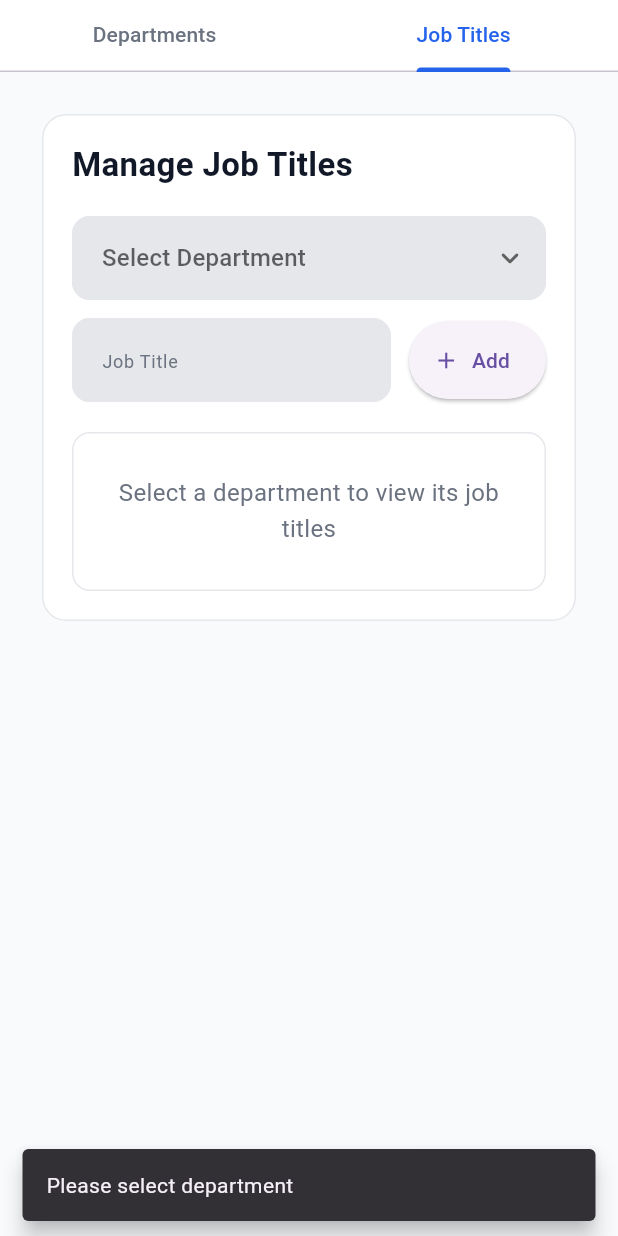
After one commit to KingNarmar/mina_system, a Flutter app: the _LookupsView screen opened directly, tab 2 chosen, after a tap on "Add", on a phone screen of 412 x 824 dp. The commit adds this screen. Run offline on Flutter 3.47's test engine with Material 3 defaults, Android fonts, the phone set to English and light mode, and no system bars; our stand-ins replace device_preview, flutter_bloc, gap, go_router.

Commit message:
Add Lookups feature: implement LookupsScreen, departments and job titles management with add, delete functionalities, and integrate with existing state management.

```diff
--- a/lib/core/layout/app_nav_items.dart
+++ b/lib/core/layout/app_nav_items.dart
@@ -1,6 +1,7 @@
 import 'package:flutter/material.dart';
 import 'package:mina_system/core/layout/app_nav_item.dart';
 import 'package:mina_system/features/dashboard/presentation/screens/dashboard_screen.dart';
+import 'package:mina_system/features/lookups/presentation/screens/lookups_screen.dart';
 import 'package:mina_system/features/tools/presentation/screens/tools_screen.dart';
 import 'package:mina_system/features/workers/presentation/screens/workers_screen.dart';
 
@@ -17,5 +18,10 @@ abstract class AppNavItems {
       page: WorkersScreen(),
     ),
     AppNavItem(title: 'Tools', icon: Icons.build_outlined, page: ToolsScreen()),
+    AppNavItem(
+      title: 'Lookups',
+      icon: Icons.tune_outlined,
+      page: LookupsScreen(),
+    ),
   ];
 }
--- /dev/null
+++ b/lib/features/lookups/presentation/functions/add_department_lookup.dart
@@ -0,0 +1,32 @@
+import 'package:flutter/material.dart';
+import 'package:flutter_bloc/flutter_bloc.dart';
+import 'package:mina_system/features/lookups/presentation/cubit/lookups_cubit.dart';
+import 'package:mina_system/features/lookups/presentation/functions/show_lookup_message.dart';
+
+bool addDepartmentLookup({
+  required BuildContext context,
+  required String department,
+  required List<String> departments,
+}) {
+  final cleanDepartment = department.trim();
+
+  if (cleanDepartment.isEmpty) {
+    showLookupMessage(context, 'Please enter department name');
+    return false;
+  }
+
+  final isDuplicated = departments.any((item) {
+    return item.trim().toLowerCase() == cleanDepartment.toLowerCase();
+  });
+
+  if (isDuplicated) {
+    showLookupMessage(context, 'Department already exists');
+    return false;
+  }
+
+  context.read<LookupsCubit>().addDepartment(cleanDepartment);
+
+  showLookupMessage(context, 'Department added successfully');
+
+  return true;
+}
--- /dev/null
+++ b/lib/features/lookups/presentation/functions/add_job_title_lookup.dart
@@ -0,0 +1,42 @@
+import 'package:flutter/material.dart';
+import 'package:flutter_bloc/flutter_bloc.dart';
+import 'package:mina_system/features/lookups/presentation/cubit/lookups_cubit.dart';
+import 'package:mina_system/features/lookups/presentation/functions/show_lookup_message.dart';
+
+bool addJobTitleLookup({
+  required BuildContext context,
+  required String? department,
+  required String jobTitle,
+  required List<String> jobTitles,
+}) {
+  final cleanDepartment = department?.trim() ?? '';
+  final cleanJobTitle = jobTitle.trim();
+
+  if (cleanDepartment.isEmpty) {
+    showLookupMessage(context, 'Please select department');
+    return false;
+  }
+
+  if (cleanJobTitle.isEmpty) {
+    showLookupMessage(context, 'Please enter job title');
+    return false;
+  }
+
+  final isDuplicated = jobTitles.any((item) {
+    return item.trim().toLowerCase() == cleanJobTitle.toLowerCase();
+  });
+
+  if (isDuplicated) {
+    showLookupMessage(context, 'Job title already exists');
+    return false;
+  }
+
+  context.read<LookupsCubit>().addJobTitle(
+    department: cleanDepartment,
+    jobTitle: cleanJobTitle,
+  );
+
+  showLookupMessage(context, 'Job title added successfully');
+
+  return true;
+}
--- /dev/null
+++ b/lib/features/lookups/presentation/functions/delete_department_lookup.dart
@@ -0,0 +1,29 @@
+import 'package:flutter/material.dart';
+import 'package:flutter_bloc/flutter_bloc.dart';
+import 'package:mina_system/features/lookups/presentation/cubit/lookups_cubit.dart';
+import 'package:mina_system/features/lookups/presentation/functions/show_lookup_message.dart';
+import 'package:mina_system/features/workers/presentation/cubit/workers_cubit.dart';
+
+void deleteDepartmentLookup({
+  required BuildContext context,
+  required String department,
+}) {
+  final isDepartmentUsed = context.read<WorkersCubit>().state.workers.any((
+    worker,
+  ) {
+    return worker.department.trim().toLowerCase() ==
+        department.trim().toLowerCase();
+  });
+
+  if (isDepartmentUsed) {
+    showLookupMessage(
+      context,
+      'Cannot delete department because it is used by workers',
+    );
+    return;
+  }
+
+  context.read<LookupsCubit>().deleteDepartment(department);
+
+  showLookupMessage(context, 'Department deleted successfully');
+}
--- /dev/null
+++ b/lib/features/lookups/presentation/functions/delete_job_title_lookup.dart
@@ -0,0 +1,39 @@
+import 'package:flutter/material.dart';
+import 'package:flutter_bloc/flutter_bloc.dart';
+import 'package:mina_system/features/lookups/presentation/cubit/lookups_cubit.dart';
+import 'package:mina_system/features/lookups/presentation/functions/show_lookup_message.dart';
+import 'package:mina_system/features/workers/presentation/cubit/workers_cubit.dart';
+
+void deleteJobTitleLookup({
+  required BuildContext context,
+  required String department,
+  required String jobTitle,
+}) {
+  final isJobTitleUsed = context.read<WorkersCubit>().state.workers.any((
+    worker,
+  ) {
+    final isSameDepartment =
+        worker.department.trim().toLowerCase() ==
+        department.trim().toLowerCase();
+
+    final isSameJobTitle =
+        worker.jobTitle.trim().toLowerCase() == jobTitle.trim().toLowerCase();
+
+    return isSameDepartment && isSameJobTitle;
+  });
+
+  if (isJobTitleUsed) {
+    showLookupMessage(
+      context,
+      'Cannot delete job title because it is used by workers',
+    );
+    return;
+  }
+
+  context.read<LookupsCubit>().deleteJobTitle(
+    department: department,
+    jobTitle: jobTitle,
+  );
+
+  showLookupMessage(context, 'Job title deleted successfully');
+}
--- /dev/null
+++ b/lib/features/lookups/presentation/functions/show_lookup_message.dart
@@ -0,0 +1,12 @@
+import 'package:flutter/material.dart';
+
+void showLookupMessage(BuildContext context, String message) {
+  ScaffoldMessenger.of(context)
+    ..hideCurrentSnackBar()
+    ..showSnackBar(
+      SnackBar(
+        content: Text(message),
+        behavior: SnackBarBehavior.floating,
+      ),
+    );
+}
--- /dev/null
+++ b/lib/features/lookups/presentation/screens/lookups_screen.dart
@@ -0,0 +1,46 @@
+import 'package:flutter/material.dart';
+import 'package:mina_system/core/theme/app_colors.dart';
+import 'package:mina_system/features/lookups/presentation/widgets/departments_tab.dart';
+import 'package:mina_system/features/lookups/presentation/widgets/job_titles_tab.dart';
+
+class LookupsScreen extends StatelessWidget {
+  const LookupsScreen({super.key});
+
+  @override
+  Widget build(BuildContext context) {
+    return const _LookupsView();
+  }
+}
+
+class _LookupsView extends StatelessWidget {
+  const _LookupsView();
+
+  @override
+  Widget build(BuildContext context) {
+    return DefaultTabController(
+      length: 2,
+      child: Scaffold(
+        backgroundColor: AppColors.background,
+        body: Column(
+          children: [
+            Container(
+              color: AppColors.card,
+              child: const TabBar(
+                labelColor: AppColors.accent,
+                unselectedLabelColor: AppColors.textSecondary,
+                indicatorColor: AppColors.accent,
+                tabs: [
+                  Tab(text: 'Departments'),
+                  Tab(text: 'Job Titles'),
+                ],
+              ),
+            ),
+            const Expanded(
+              child: TabBarView(children: [DepartmentsTab(), JobTitlesTab()]),
+            ),
+          ],
+        ),
+      ),
+    );
+  }
+}
--- /dev/null
+++ b/lib/features/lookups/presentation/widgets/departments_tab.dart
@@ -0,0 +1,99 @@
+import 'package:flutter/material.dart';
+import 'package:flutter_bloc/flutter_bloc.dart';
+import 'package:mina_system/core/widgets/custom_text_form_field.dart';
+import 'package:mina_system/features/lookups/presentation/cubit/lookups_cubit.dart';
+import 'package:mina_system/features/lookups/presentation/cubit/lookups_state.dart';
+import 'package:mina_system/features/lookups/presentation/functions/add_department_lookup.dart';
+import 'package:mina_system/features/lookups/presentation/functions/confirm_delete_lookup.dart';
+import 'package:mina_system/features/lookups/presentation/functions/delete_department_lookup.dart';
+import 'package:mina_system/features/lookups/presentation/widgets/empty_lookup_message.dart';
+import 'package:mina_system/features/lookups/presentation/widgets/lookup_card.dart';
+import 'package:mina_system/features/lookups/presentation/widgets/lookup_list_tile.dart';
+
+class DepartmentsTab extends StatefulWidget {
+  const DepartmentsTab({super.key});
+
+  @override
+  State<DepartmentsTab> createState() => _DepartmentsTabState();
+}
+
+class _DepartmentsTabState extends State<DepartmentsTab> {
+  final _departmentController = TextEditingController();
+
+  @override
+  void dispose() {
+    _departmentController.dispose();
+    super.dispose();
+  }
+
+  @override
+  Widget build(BuildContext context) {
+    return BlocBuilder<LookupsCubit, LookupsState>(
+      builder: (context, state) {
+        return SingleChildScrollView(
+          padding: const EdgeInsets.all(24),
+          child: LookupCard(
+            title: 'Manage Departments',
+            child: Column(
+              children: [
+                Row(
+                  children: [
+                    Expanded(
+                      child: CustomTextFormField(
+                        hint: 'Department Name',
+                        controller: _departmentController,
+                      ),
+                    ),
+                    const SizedBox(width: 12),
+                    SizedBox(
+                      height: 52,
+                      child: ElevatedButton.icon(
+                        onPressed: () {
+                          final isAdded = addDepartmentLookup(
+                            context: context,
+                            department: _departmentController.text,
+                            departments: state.departments,
+                          );
+
+                          if (isAdded) {
+                            _departmentController.clear();
+                          }
+                        },
+                        icon: const Icon(Icons.add),
+                        label: const Text('Add'),
+                      ),
+                    ),
+                  ],
+                ),
+                const SizedBox(height: 20),
+                if (state.departments.isEmpty)
+                  const EmptyLookupMessage(message: 'No departments found')
+                else
+                  ...state.departments.map((department) {
+                    return LookupListTile(
+                      title: department,
+                      subtitle: 'Department',
+                      onDelete: () {
+                        confirmDeleteLookup(
+                          context: context,
+                          title: 'Delete Department',
+                          message:
+                              'Are you sure you want to delete $department?',
+                          onConfirm: () {
+                            deleteDepartmentLookup(
+                              context: context,
+                              department: department,
+                            );
+                          },
+                        );
+                      },
+                    );
+                  }),
+              ],
+            ),
+          ),
+        );
+      },
+    );
+  }
+}
--- /dev/null
+++ b/lib/features/lookups/presentation/widgets/empty_lookup_message.dart
@@ -0,0 +1,31 @@
+import 'package:flutter/material.dart';
+import 'package:mina_system/core/theme/app_colors.dart';
+import 'package:mina_system/core/theme/app_text_styles.dart';
+
+class EmptyLookupMessage extends StatelessWidget {
+  const EmptyLookupMessage({
+    super.key,
+    required this.message,
+  });
+
+  final String message;
+
+  @override
+  Widget build(BuildContext context) {
+    return Container(
+      width: double.infinity,
+      padding: const EdgeInsets.symmetric(vertical: 28, horizontal: 16),
+      decoration: BoxDecoration(
+        border: Border.all(color: AppColors.border),
+        borderRadius: BorderRadius.circular(12),
+      ),
+      child: Text(
+        message,
+        style: AppTextStyles.body.copyWith(
+          color: AppColors.textSecondary,
+        ),
+        textAlign: TextAlign.center,
+      ),
+    );
+  }
+}
--- /dev/null
+++ b/lib/features/lookups/presentation/widgets/job_titles_tab.dart
@@ -0,0 +1,122 @@
+import 'package:flutter/material.dart';
+import 'package:flutter_bloc/flutter_bloc.dart';
+import 'package:mina_system/core/widgets/custom_dropdown_form_field.dart';
+import 'package:mina_system/core/widgets/custom_text_form_field.dart';
+import 'package:mina_system/features/lookups/presentation/cubit/lookups_cubit.dart';
+import 'package:mina_system/features/lookups/presentation/cubit/lookups_state.dart';
+import 'package:mina_system/features/lookups/presentation/functions/add_job_title_lookup.dart';
+import 'package:mina_system/features/lookups/presentation/functions/confirm_delete_lookup.dart';
+import 'package:mina_system/features/lookups/presentation/functions/delete_job_title_lookup.dart';
+import 'package:mina_system/features/lookups/presentation/widgets/empty_lookup_message.dart';
+import 'package:mina_system/features/lookups/presentation/widgets/lookup_card.dart';
+import 'package:mina_system/features/lookups/presentation/widgets/lookup_list_tile.dart';
+
+class JobTitlesTab extends StatefulWidget {
+  const JobTitlesTab({super.key});
+
+  @override
+  State<JobTitlesTab> createState() => _JobTitlesTabState();
+}
+
+class _JobTitlesTabState extends State<JobTitlesTab> {
+  final _jobTitleController = TextEditingController();
+
+  String? _selectedDepartment;
+
+  @override
+  void dispose() {
+    _jobTitleController.dispose();
+    super.dispose();
+  }
+
+  @override
+  Widget build(BuildContext context) {
+    return BlocBuilder<LookupsCubit, LookupsState>(
+      builder: (context, state) {
+        final jobTitles = state.getJobTitlesByDepartment(_selectedDepartment);
+
+        return SingleChildScrollView(
+          padding: const EdgeInsets.all(24),
+          child: LookupCard(
+            title: 'Manage Job Titles',
+            child: Column(
+              children: [
+                CustomDropdownFormField(
+                  hint: 'Select Department',
+                  value: _selectedDepartment,
+                  items: state.departments,
+                  onChanged: (value) {
+                    setState(() {
+                      _selectedDepartment = value;
+                    });
+                  },
+                ),
+                const SizedBox(height: 12),
+                Row(
+                  children: [
+                    Expanded(
+                      child: CustomTextFormField(
+                        hint: 'Job Title',
+                        controller: _jobTitleController,
+                      ),
+                    ),
+                    const SizedBox(width: 12),
+                    SizedBox(
+                      height: 52,
+                      child: ElevatedButton.icon(
+                        onPressed: () {
+                          final isAdded = addJobTitleLookup(
+                            context: context,
+                            department: _selectedDepartment,
+                            jobTitle: _jobTitleController.text,
+                            jobTitles: jobTitles,
+                          );
+
+                          if (isAdded) {
+                            _jobTitleController.clear();
+                          }
+                        },
+                        icon: const Icon(Icons.add),
+                        label: const Text('Add'),
+                      ),
+                    ),
+                  ],
+                ),
+                const SizedBox(height: 20),
+                if (_selectedDepartment == null)
+                  const EmptyLookupMessage(
+                    message: 'Select a department to view its job titles',
+                  )
+                else if (jobTitles.isEmpty)
+                  const EmptyLookupMessage(
+                    message: 'No job titles found for this department',
+                  )
+                else
+                  ...jobTitles.map((jobTitle) {
+                    return LookupListTile(
+                      title: jobTitle,
+                      subtitle: _selectedDepartment!,
+                      onDelete: () {
+                        confirmDeleteLookup(
+                          context: context,
+                          title: 'Delete Job Title',
+                          message: 'Are you sure you want to delete $jobTitle?',
+                          onConfirm: () {
+                            deleteJobTitleLookup(
+                              context: context,
+                              department: _selectedDepartment!,
+                              jobTitle: jobTitle,
+                            );
+                          },
+                        );
+                      },
+                    );
+                  }),
+              ],
+            ),
+          ),
+        );
+      },
+    );
+  }
+}
--- /dev/null
+++ b/lib/features/lookups/presentation/widgets/lookup_card.dart
@@ -0,0 +1,37 @@
+import 'package:flutter/material.dart';
+import 'package:mina_system/core/theme/app_colors.dart';
+import 'package:mina_system/core/theme/app_text_styles.dart';
+
+class LookupCard extends StatelessWidget {
+  const LookupCard({
+    super.key,
+    required this.title,
+    required this.child,
+  });
+
+  final String title;
+  final Widget child;
+
+  @override
+  Widget build(BuildContext context) {
+    return Card(
+      elevation: 0,
+      color: AppColors.card,
+      shape: RoundedRectangleBorder(
+        borderRadius: BorderRadius.circular(16),
+        side: const BorderSide(color: AppColors.border),
+      ),
+      child: Padding(
+        padding: const EdgeInsets.all(20),
+        child: Column(
+          crossAxisAlignment: CrossAxisAlignment.start,
+          children: [
+            Text(title, style: AppTextStyles.title),
+            const SizedBox(height: 20),
+            child,
+          ],
+        ),
+      ),
+    );
+  }
+}
--- /dev/null
+++ b/lib/features/lookups/presentation/widgets/lookup_list_tile.dart
@@ -0,0 +1,46 @@
+import 'package:flutter/material.dart';
+import 'package:mina_system/core/theme/app_colors.dart';
+import 'package:mina_system/core/theme/app_text_styles.dart';
+
+class LookupListTile extends StatelessWidget {
+  const LookupListTile({
+    super.key,
+    required this.title,
+    required this.subtitle,
+    required this.onDelete,
+  });
+
+  final String title;
+  final String subtitle;
+  final VoidCallback onDelete;
+
+  @override
+  Widget build(BuildContext context) {
+    return Container(
+      margin: const EdgeInsets.only(bottom: 8),
+      decoration: BoxDecoration(
+        border: Border.all(color: AppColors.border),
+        borderRadius: BorderRadius.circular(12),
+      ),
+      child: ListTile(
+        title: Text(
+          title,
+          style: AppTextStyles.body.copyWith(
+            color: AppColors.textPrimary,
+            fontWeight: FontWeight.w600,
+          ),
+        ),
+        subtitle: Text(
+          subtitle,
+          style: AppTextStyles.caption,
+        ),
+        trailing: IconButton(
+          onPressed: onDelete,
+          icon: const Icon(Icons.delete_outline),
+          color: AppColors.error,
+          tooltip: 'Delete',
+        ),
+      ),
+    );
+  }
+}
```
Also changed, not shown: lib/features/lookups/presentation/functions/confirm_delete_lookup.dart (added, +33 -0 lines).
